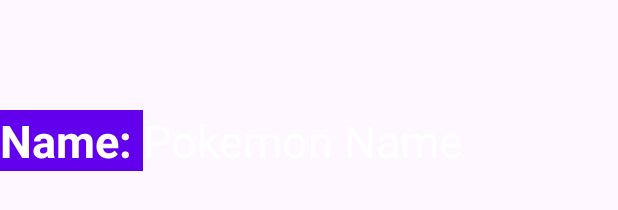
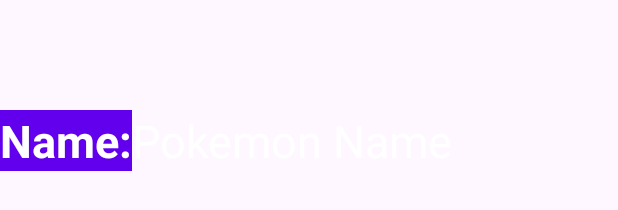
Before and after one commit to Dxsonu7/Pokemon-Recycle-App, an Android app: the layout poke_item.xml on its own in the app's theme, with its tools: preview values and no code run, on a phone screen of 412 x 824 dp. Shown: the part 335-545 px from the top of the screen. Run offline under Robolectric (Android 15) with nearby library versions, the phone set to English and light mode, and no system bars; network calls fail.

Commit message:
Added constraint layout to linear

```diff
--- a/app/src/main/java/com/example/marvelapp/PokeAdapter.kt
+++ b/app/src/main/java/com/example/marvelapp/PokeAdapter.kt
@@ -55,7 +55,7 @@ class PokeAdapter(private val pokemonList: List<Pokemon>) :
 
     override fun onBindViewHolder(holder: ViewHolder, position: Int) {
         val currentPokemon = pokemonList[position]
-        holder.nameTextView.text = "${currentPokemon.name}"
+        holder.nameTextView.text = " ${currentPokemon.name}"
         holder.typeTextView.text = "${currentPokemon.type}"
         Glide.with(holder.itemView.context).load(currentPokemon.imageUrl).into(holder.imageView)
     }
--- a/app/src/main/res/layout/poke_item.xml
+++ b/app/src/main/res/layout/poke_item.xml
@@ -21,21 +21,21 @@
         android:id="@+id/nameTitle"
         android:layout_width="wrap_content"
         android:layout_height="wrap_content"
-        android:text="Name: "
+        android:text="Name:"
         android:background="@color/purple_500"
         android:textColor="@color/white"
         android:textStyle="bold"
         android:layout_marginBottom="32dp"
         android:textSize="30sp"
         app:layout_constraintTop_toBottomOf="@id/pokemonImageView"
-        tools:ignore="MissingConstraints" />
+        app:layout_constraintEnd_toStartOf="@id/nameTextView" />
 
     <TextView
         android:id="@+id/nameTextView"
         android:layout_width="wrap_content"
         android:textSize="30sp"
         android:textColor="@color/white"
-        android:hint="Name: "
+        android:hint="Name:"
         android:layout_height="wrap_content"
         android:layout_marginBottom="32dp"
         android:text="Pokemon Name"
```
